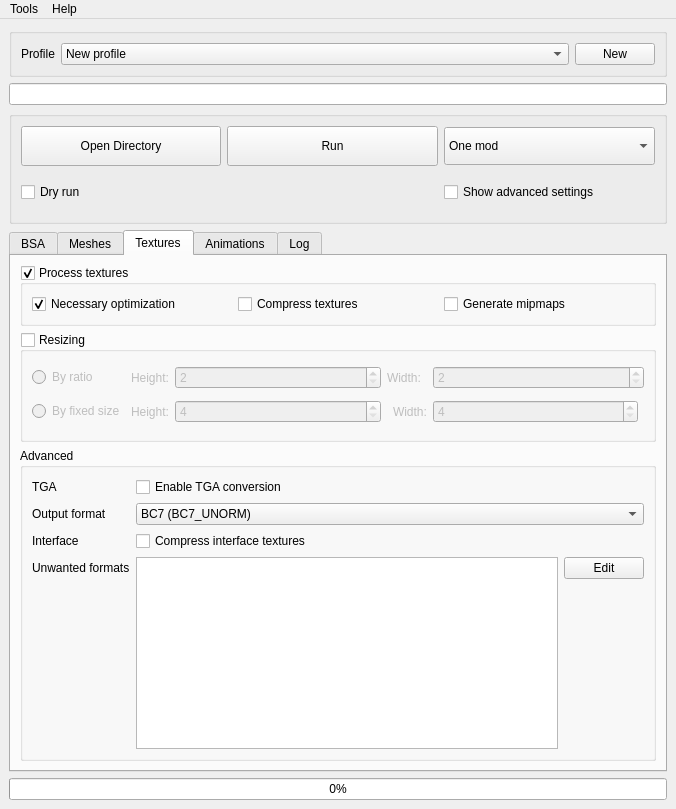
Old version of the form source/GUI/MainWindow.ui in the repository Guekka/cathedral-assets-optimizer.
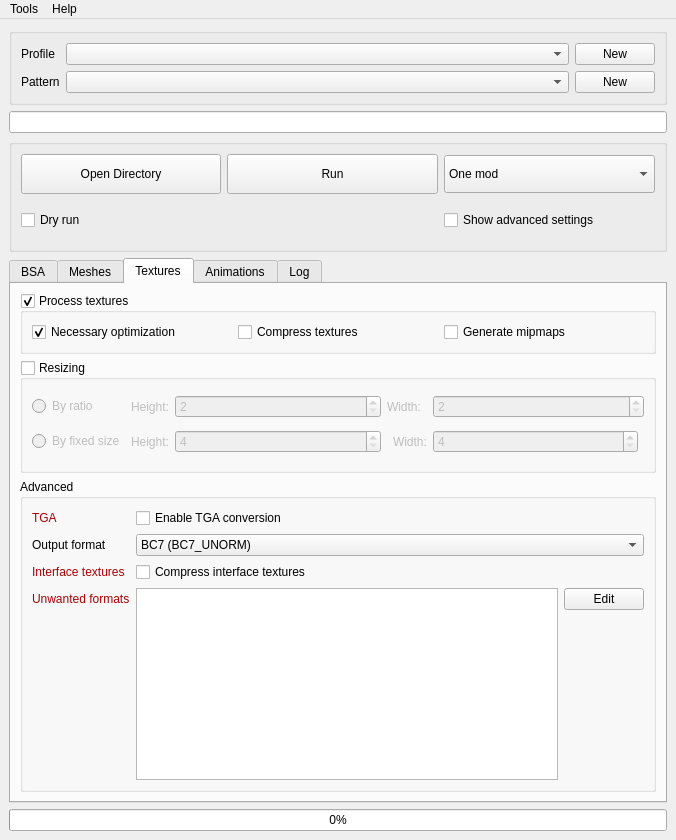
New version of the form. The open tabs and pages were chosen to show the change.

Commit message:
[Settings] Splitted settings between PatternSettings and GeneralSettings [Profiles] Refactored profiles
This implied a lot of changes. Each File now has a pointer to its
corresponding settings
Profiles were also completely refactored
Profiles JSON still have to be updated to be compliant

Patch:
```diff
--- a/source/GUI/MainWindow.ui
+++ b/source/GUI/MainWindow.ui
@@ -7,7 +7,7 @@
     <x>0</x>
     <y>0</y>
     <width>676</width>
-    <height>809</height>
+    <height>840</height>
    </rect>
   </property>
   <property name="sizePolicy">
@@ -38,7 +38,7 @@
        <string/>
       </property>
       <layout class="QGridLayout" name="gridLayout_4">
-       <item row="0" column="0">
+       <item row="1" column="0">
         <widget class="QLabel" name="label_8">
          <property name="sizePolicy">
           <sizepolicy hsizetype="Maximum" vsizetype="Preferred">
@@ -51,16 +51,36 @@
          </property>
         </widget>
        </item>
-       <item row="0" column="1">
-        <widget class="QComboBox" name="presets">
-         <item>
-          <property name="text">
-           <string>New profile</string>
-          </property>
-         </item>
+       <item row="2" column="0">
+        <widget class="QLabel" name="label_20">
+         <property name="sizePolicy">
+          <sizepolicy hsizetype="Maximum" vsizetype="Preferred">
+           <horstretch>0</horstretch>
+           <verstretch>0</verstretch>
+          </sizepolicy>
+         </property>
+         <property name="text">
+          <string>Pattern</string>
+         </property>
         </widget>
        </item>
-       <item row="0" column="2">
+       <item row="2" column="3">
+        <widget class="QPushButton" name="newProfilePushButton_2">
+         <property name="sizePolicy">
+          <sizepolicy hsizetype="Maximum" vsizetype="Fixed">
+           <horstretch>0</horstretch>
+           <verstretch>0</verstretch>
+          </sizepolicy>
+         </property>
+         <property name="text">
+          <string>New</string>
+         </property>
+        </widget>
+       </item>
+       <item row="2" column="1">
+        <widget class="QComboBox" name="patterns"/>
+       </item>
+       <item row="1" column="3">
         <widget class="QPushButton" name="newProfilePushButton">
          <property name="sizePolicy">
           <sizepolicy hsizetype="Maximum" vsizetype="Fixed">
@@ -73,6 +93,9 @@
          </property>
         </widget>
        </item>
+       <item row="1" column="1">
+        <widget class="QComboBox" name="presets"/>
+       </item>
       </layout>
      </widget>
     </item>
@@ -248,7 +271,7 @@
     <item>
      <widget class="QTabWidget" name="tabWidget">
       <property name="currentIndex">
-       <number>0</number>
+       <number>2</number>
       </property>
       <property name="movable">
        <bool>true</bool>
@@ -1105,7 +1128,7 @@
               <string>&lt;html&gt;&lt;head/&gt;&lt;body&gt;&lt;p&gt;Some games do not support compressed interface textures.&lt;/p&gt;&lt;/body&gt;&lt;/html&gt;</string>
              </property>
              <property name="text">
-              <string>Interface</string>
+              <string>&lt;html&gt;&lt;head/&gt;&lt;body&gt;&lt;p&gt;&lt;span style=&quot; color:#aa0000;&quot;&gt;Interface textures&lt;/span&gt;&lt;/p&gt;&lt;/body&gt;&lt;/html&gt;</string>
              </property>
             </widget>
            </item>
@@ -1138,7 +1161,7 @@
               <string>&lt;html&gt;&lt;head/&gt;&lt;body&gt;&lt;p&gt;Will convert TGAs to a compatible DDS format if option is selected.&lt;/p&gt;&lt;/body&gt;&lt;/html&gt;</string>
              </property>
              <property name="text">
-              <string>TGA</string>
+              <string>&lt;html&gt;&lt;head/&gt;&lt;body&gt;&lt;p&gt;&lt;span style=&quot; color:#aa0000;&quot;&gt;TGA&lt;/span&gt;&lt;/p&gt;&lt;/body&gt;&lt;/html&gt;</string>
              </property>
             </widget>
            </item>
@@ -1185,7 +1208,7 @@
               <string>&lt;html&gt;&lt;head/&gt;&lt;body&gt;&lt;p&gt;Textures using these formats will be converted to a supported format.&lt;/p&gt;&lt;/body&gt;&lt;/html&gt;</string>
              </property>
              <property name="text">
-              <string>Unwanted formats</string>
+              <string>&lt;html&gt;&lt;head/&gt;&lt;body&gt;&lt;p&gt;&lt;span style=&quot; color:#aa0000;&quot;&gt;Unwanted formats&lt;/span&gt;&lt;/p&gt;&lt;/body&gt;&lt;/html&gt;</string>
              </property>
             </widget>
            </item>
@@ -1326,7 +1349,7 @@
      <x>0</x>
      <y>0</y>
      <width>676</width>
-     <height>20</height>
+     <height>21</height>
     </rect>
    </property>
    <widget class="QMenu" name="menuTools">
```
The commit also changes 38 other files.
